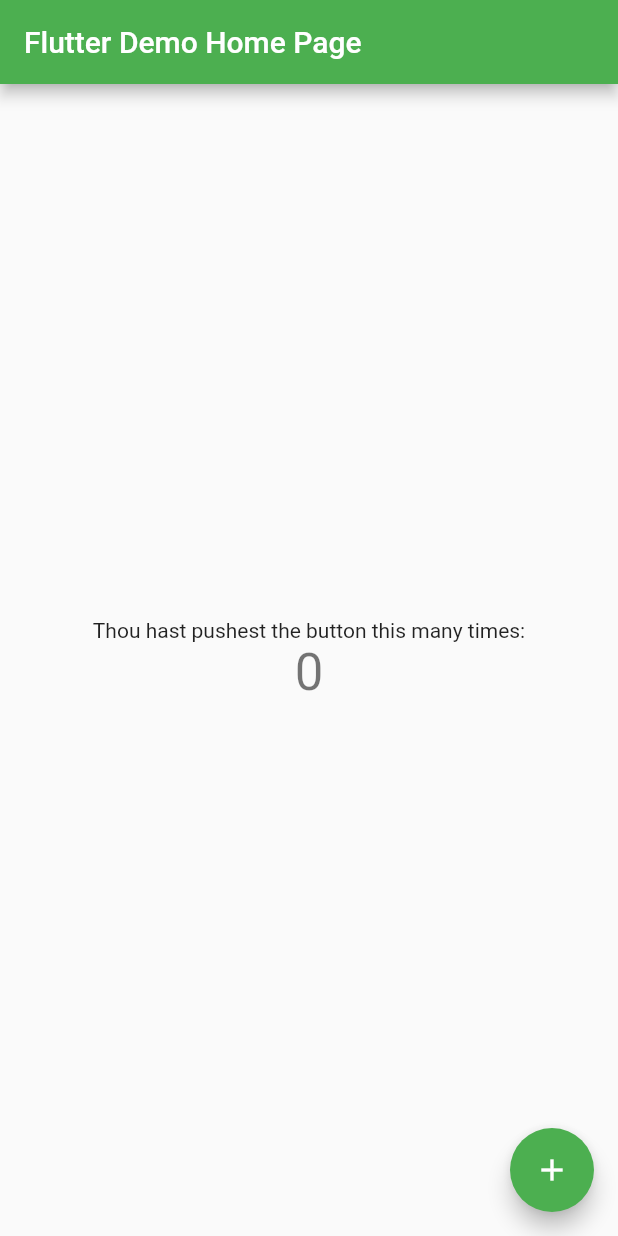
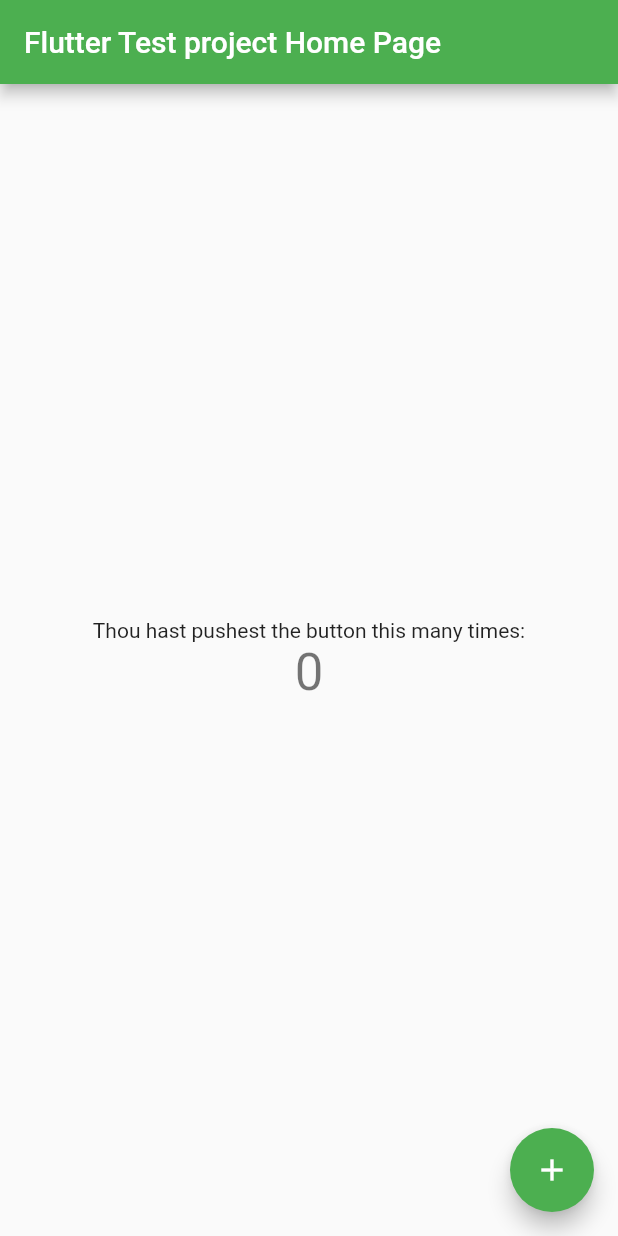
Before and after one commit to ricardoamador/flutter_test, a Flutter app: the screen it shows after launch, on a phone screen of 412 x 824 dp. Run offline on Flutter 3.47's test engine with Material 2 defaults, Android fonts, the phone set to English and light mode, and no system bars.

Commit message:
change the title of application

```diff
--- a/lib/main.dart
+++ b/lib/main.dart
@@ -11,7 +11,7 @@ class MyApp extends StatelessWidget {
   @override
   Widget build(BuildContext context) {
     return MaterialApp(
-      title: 'Flutter Demo',
+      title: 'Flutter Test project',
       theme: ThemeData(
         // This is the theme of your application.
         //
@@ -24,7 +24,7 @@ class MyApp extends StatelessWidget {
         // is not restarted.
         primarySwatch: Colors.green,
       ),
-      home: const MyHomePage(title: 'Flutter Demo Home Page'),
+      home: const MyHomePage(title: 'Flutter Test project Home Page'),
     );
   }
 }
```
